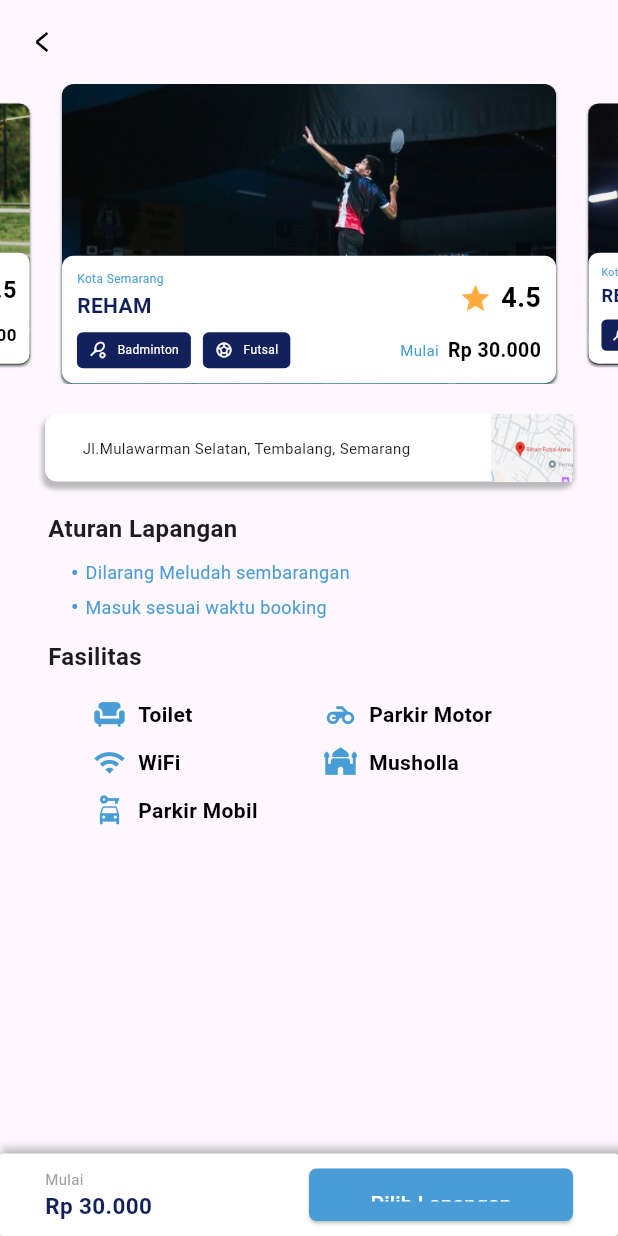
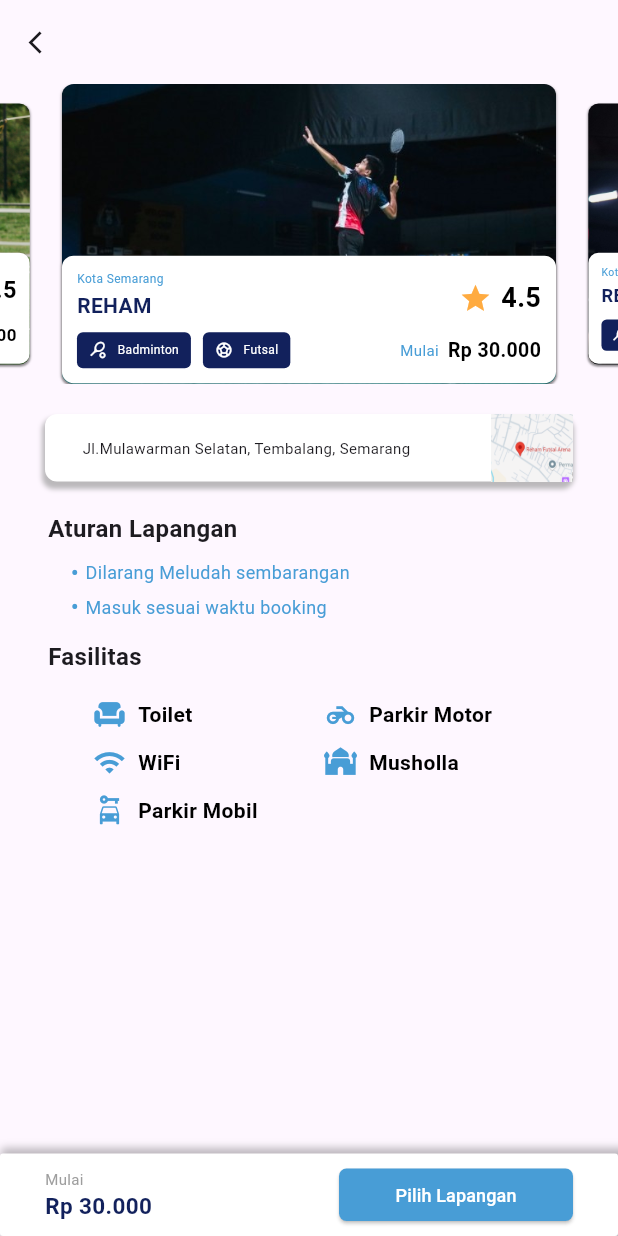
Before and after one commit to iammburg/arena-connect, a Flutter app: the screen it shows after launch, after a tap on "Pilih Lapangan", on a phone screen of 412 x 824 dp. Run offline on Flutter 3.47's test engine with Material 3 defaults, Android fonts, the phone set to English and light mode, and no system bars; drawn by our look-alikes of carousel_slider.

Commit message:
Pengubahan BackButton

```diff
--- a/lib/config/theme.dart
+++ b/lib/config/theme.dart
@@ -234,3 +234,11 @@ ButtonStyle shortButton2 = ElevatedButton.styleFrom(
       borderRadius: BorderRadius.circular(5),
     ),
     padding: const EdgeInsets.symmetric(vertical: 13, horizontal: 20));
+
+ButtonStyle shortButton3 = ElevatedButton.styleFrom(
+    minimumSize: const Size(42, 22),
+    backgroundColor: secondary,
+    shape: RoundedRectangleBorder(
+      borderRadius: BorderRadius.circular(5),
+    ),
+    padding: const EdgeInsets.symmetric(vertical: 9, horizontal: 2));
--- a/lib/screens/field-search/field_center_detail.dart
+++ b/lib/screens/field-search/field_center_detail.dart
@@ -20,7 +20,7 @@ class FieldCenterState extends State<FieldCenterDetails> {
   Widget build(BuildContext context) {
     return Scaffold(
       appBar: AppBar(
-        leading: CustomBackButton(),
+        leading: Icon(Icons.arrow_back_ios, size: 18),
         title: Text(''),
       ),
       body: Column(
@@ -467,16 +467,16 @@ class FieldCenterState extends State<FieldCenterDetails> {
                 Expanded(
                   flex: 2,
                   child: Container(
-                    margin: EdgeInsets.only(top: 10, bottom: 10, right: 30),
+                    margin: EdgeInsets.only(top: 10, bottom: 10, left: 20, right: 30),
                     child: ElevatedButton(
                       onPressed: () {
                         // Aksi ketika tombol ditekan
                       },
-                      style: shortButton2,
+                      style: shortButton3,
                       child: Text(
                         'Pilih Lapangan',
                         style: TextStyle(
-                          fontSize: 14, // Ukuran teks tombol
+                          fontSize: 12, // Ukuran teks tombol
                           color: Colors.white, // Warna teks putih
                         ),
                       ),
@@ -520,42 +520,3 @@ class FieldCenterState extends State<FieldCenterDetails> {
     );
   }
 }
-
-
-class CustomBackButton extends StatelessWidget {
-  @override
-  Widget build(BuildContext context) {
-    return IconButton(
-      icon: CustomPaint(
-        size: Size(12, 12), // Ukuran ikon
-        painter: CustomBackIcon(),
-      ),
-      onPressed: () {
-        Navigator.pop(context);
-      },
-    );
-  }
-}
-
-class CustomBackIcon extends CustomPainter {
-  @override
-  void paint(Canvas canvas, Size size) {
-  final Paint paint = Paint()
-    ..color = Colors.black
-    ..strokeWidth = 1.6;
-
-    // Gambar garis membentuk tanda "<"
-    canvas.drawLine(
-      Offset(size.width * 0.8, size.height * 0.0), // Ujung atas kanan
-      Offset(size.width * 0.2, size.height * 0.5), // Titik tengah
-      paint,
-    );
-    canvas.drawLine(
-      Offset(size.width * 0.2, size.height * 0.5), // Titik tengah
-      Offset(size.width * 0.8, size.height * 1.0), // Ujung bawah kanan
-      paint,
-    );
-  }
-  @override
-  bool shouldRepaint(CustomPainter oldDelegate) => false;
-}
```
